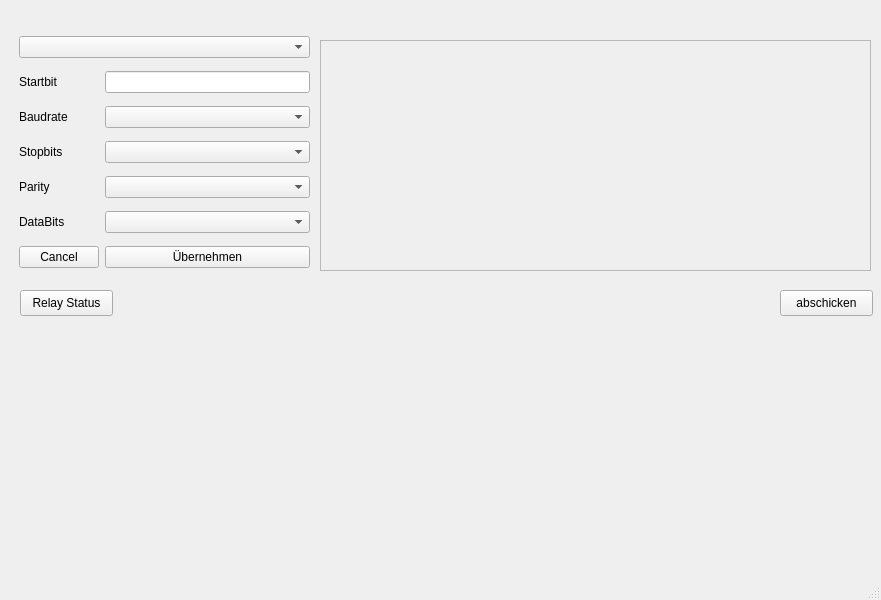
paulwesinger/ModbusLinux, file mainwindow.ui: the form before one commit.
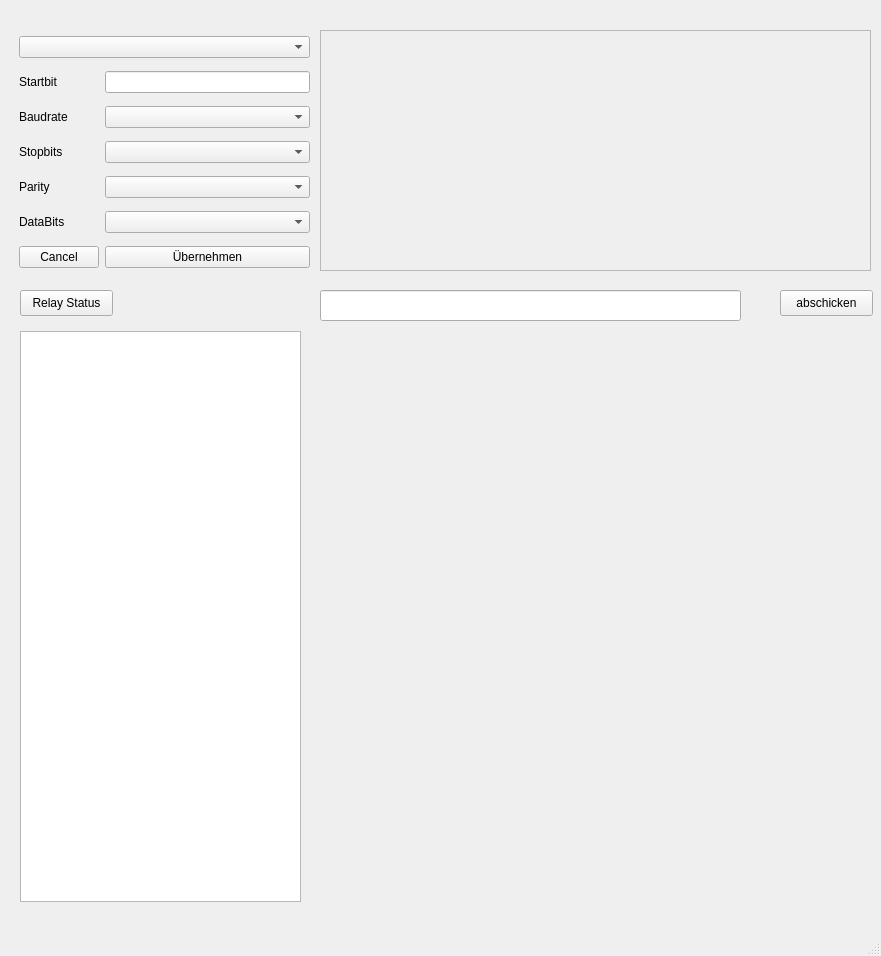
The form after the commit.

```diff
--- a/mainwindow.ui
+++ b/mainwindow.ui
@@ -7,7 +7,7 @@
     <x>0</x>
     <y>0</y>
     <width>881</width>
-    <height>600</height>
+    <height>956</height>
    </rect>
   </property>
   <property name="windowTitle">
@@ -97,9 +97,9 @@
     <property name="geometry">
      <rect>
       <x>320</x>
-      <y>40</y>
+      <y>30</y>
       <width>551</width>
-      <height>231</height>
+      <height>241</height>
      </rect>
     </property>
     <property name="frameShape">
@@ -135,6 +135,26 @@
      <string>Relay Status</string>
     </property>
    </widget>
+   <widget class="QListWidget" name="listResponse">
+    <property name="geometry">
+     <rect>
+      <x>20</x>
+      <y>331</y>
+      <width>281</width>
+      <height>571</height>
+     </rect>
+    </property>
+   </widget>
+   <widget class="QLineEdit" name="leRequest">
+    <property name="geometry">
+     <rect>
+      <x>320</x>
+      <y>290</y>
+      <width>421</width>
+      <height>31</height>
+     </rect>
+    </property>
+   </widget>
   </widget>
   <widget class="QMenuBar" name="menubar">
    <property name="geometry">
```
